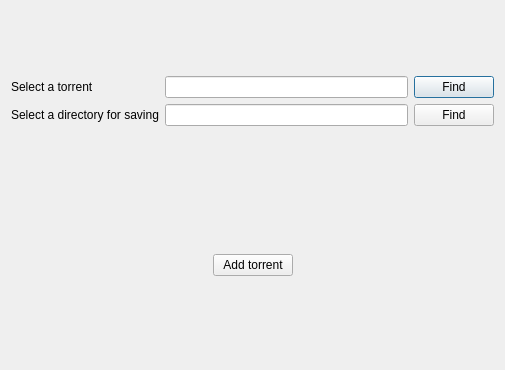
smirok/HSE-2020-torrent-project, file gui/torrent_gui/open_torrent_window.ui: the form before one commit.
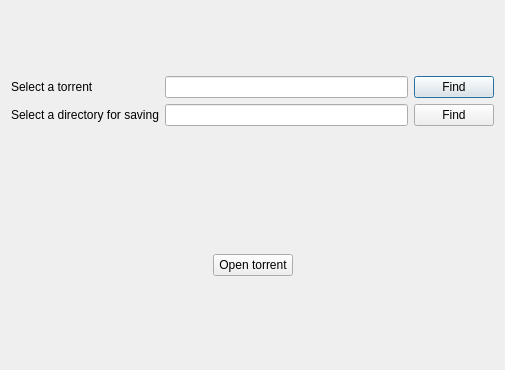
The form after the commit.

Commit message: Deleting button is added

The edit to the form file:
```diff
--- a/gui/torrent_gui/open_torrent_window.ui
+++ b/gui/torrent_gui/open_torrent_window.ui
@@ -134,7 +134,7 @@
      <item>
       <widget class="QPushButton" name="add_torrent_button">
        <property name="text">
-        <string>Add torrent</string>
+        <string>Open torrent</string>
        </property>
       </widget>
      </item>
```
Left out of the diff: 2 changed lines with no effect on the pictures. The commit also changes 6 other files.
